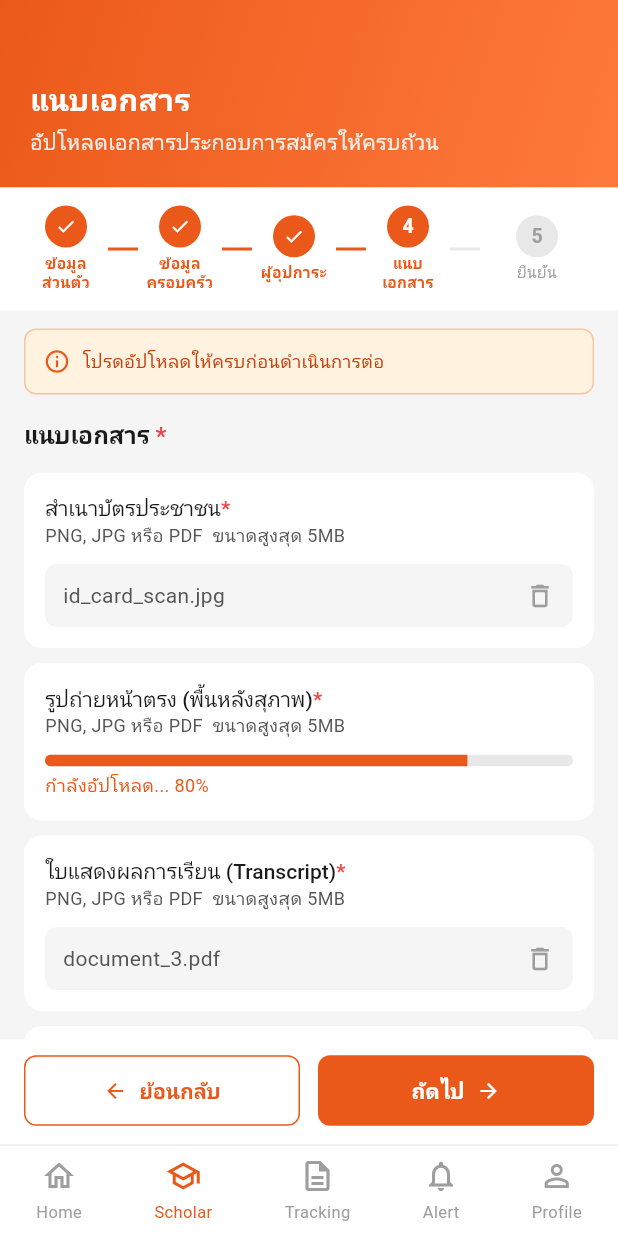
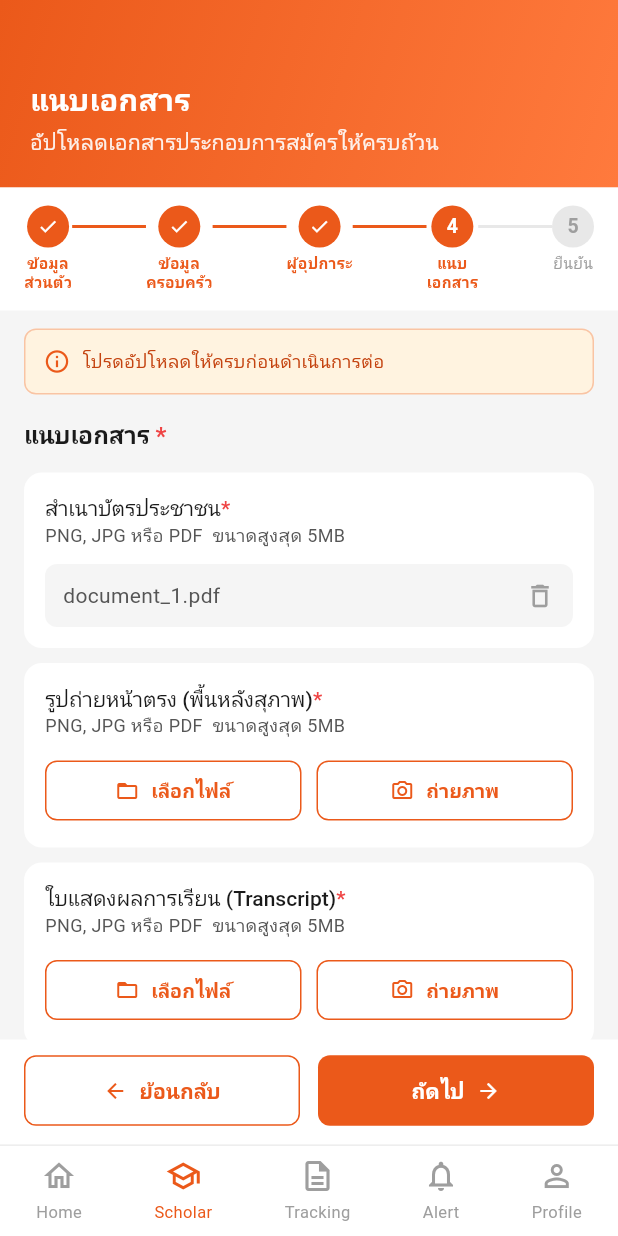
Before and after one commit to Wirakan/Scholarx_App, a Flutter app: the ScholarshipFormStep4 screen opened directly, after a tap on "เลือกไฟล์", on a phone screen of 412 x 824 dp. Run offline on Flutter 3.47's test engine with Material 3 defaults, Android fonts, the phone set to English and light mode, and no system bars.

Commit message:
mock new data for step4 stage form

```diff
--- a/scholarx_app/lib/coreApp/widgets/scholarship_form_widget.dart
+++ b/scholarx_app/lib/coreApp/widgets/scholarship_form_widget.dart
@@ -69,26 +69,33 @@
       color: Colors.white,
       padding: const EdgeInsets.symmetric(horizontal: 16, vertical: 12),
       child: Row(
-        children: List.generate(labels.length, (i) {
-          final step = i + 1;
+        crossAxisAlignment: CrossAxisAlignment.start,
+        children: List.generate(labels.length * 2 - 1, (i) {
+          // even index = step, odd index = connector line
+          if (i.isOdd) {
+            final stepIndex = i ~/ 2;
+            final isDone = (stepIndex + 1) < currentStep;
+            return Expanded(
+              child: Container(
+                height: 2,
+                margin: const EdgeInsets.only(top: 13),
+                color: isDone ? AppColors.primary : AppColors.border,
+              ),
+            );
+          }
+
+          final stepIndex = i ~/ 2;
+          final step = stepIndex + 1;
           final isDone = step < currentStep;
           final isActive = step == currentStep;
 
-          return Expanded(
-            child: Row(
-              children: [
-                Expanded(
-                  child: Column(
+          return Column(
             mainAxisSize: MainAxisSize.min,
             children: [
-                      _StepCircle(
-                        step: step,
-                        isDone: isDone,
-                        isActive: isActive,
-                      ),
+              _StepCircle(step: step, isDone: isDone, isActive: isActive),
               const SizedBox(height: 4),
               Text(
-                        labels[i],
+                labels[stepIndex],
                 textAlign: TextAlign.center,
                 style: TextStyle(
                   fontSize: 10,
@@ -104,16 +111,6 @@
                 ),
               ),
             ],
-                  ),
-                ),
-                if (i < labels.length - 1)
-                  Container(
-                    width: 20,
-                    height: 2,
-                    color: isDone ? AppColors.primary : AppColors.border,
-                  ),
-              ],
-            ),
           );
         }),
       ),
--- a/scholarx_app/lib/features/student/screens/form/scholarship_form_step4.dart
+++ b/scholarx_app/lib/features/student/screens/form/scholarship_form_step4.dart
@@ -34,13 +34,13 @@
   final List<_DocItem> _docs = [
     _DocItem(
       title: 'สำเนาบัตรประชาชน',
-      status: _UploadStatus.done,
+      status: _UploadStatus.empty,
       fileName: 'id_card_scan.jpg',
     ),
     _DocItem(
       title: 'รูปถ่ายหน้าตรง (พื้นหลังสุภาพ)',
-      status: _UploadStatus.uploading,
-      progress: 0.8,
+      status: _UploadStatus.empty,
+      fileName: 'face_image.jpg',
     ),
     _DocItem(
       title: 'ใบแสดงผลการเรียน (Transcript)',
@@ -48,7 +48,7 @@
     ),
     _DocItem(
       title: 'สำเนาสมุดบัญชีธนาคาร',
-      status: _UploadStatus.done,
+      status: _UploadStatus.empty,
       fileName: 'bank_copy.pdf',
     ),
   ];
@@ -58,7 +58,7 @@
       _docs[index].status = _UploadStatus.uploading;
       _docs[index].progress = 0.3;
     });
-    Future.delayed(const Duration(milliseconds: 800), () {
+    Future.delayed(const Duration(milliseconds: 100), () {
       if (mounted) {
         setState(() {
           _docs[index].status = _UploadStatus.done;
```
Lines whose indentation alone changed are shown as unchanged.
